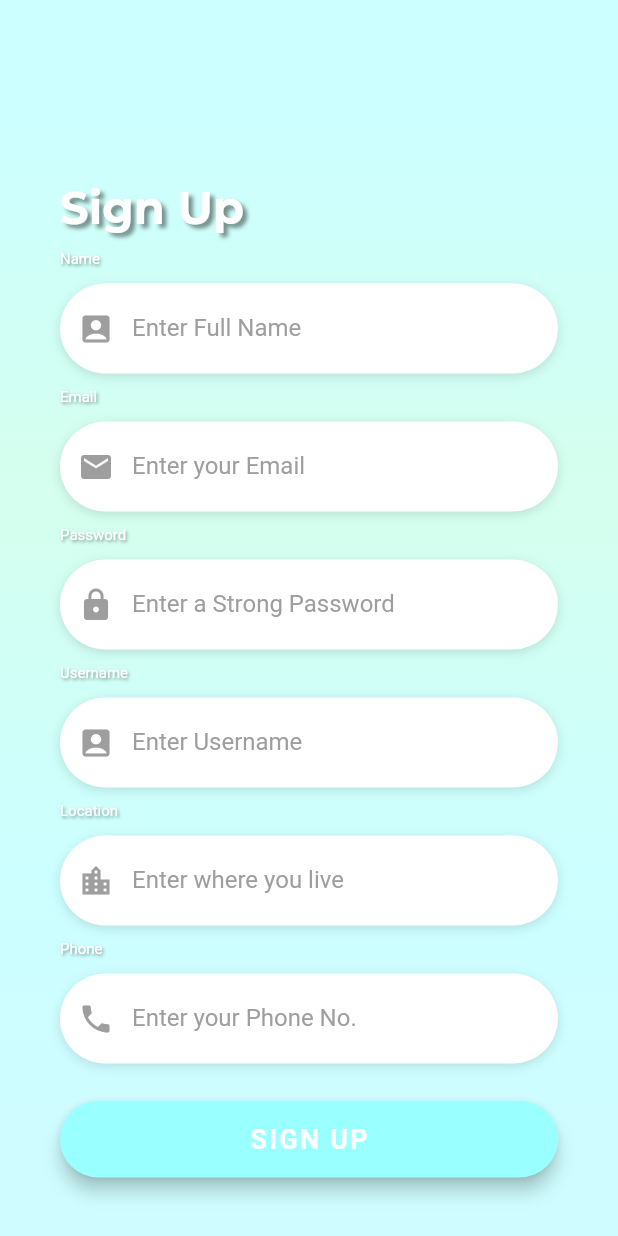
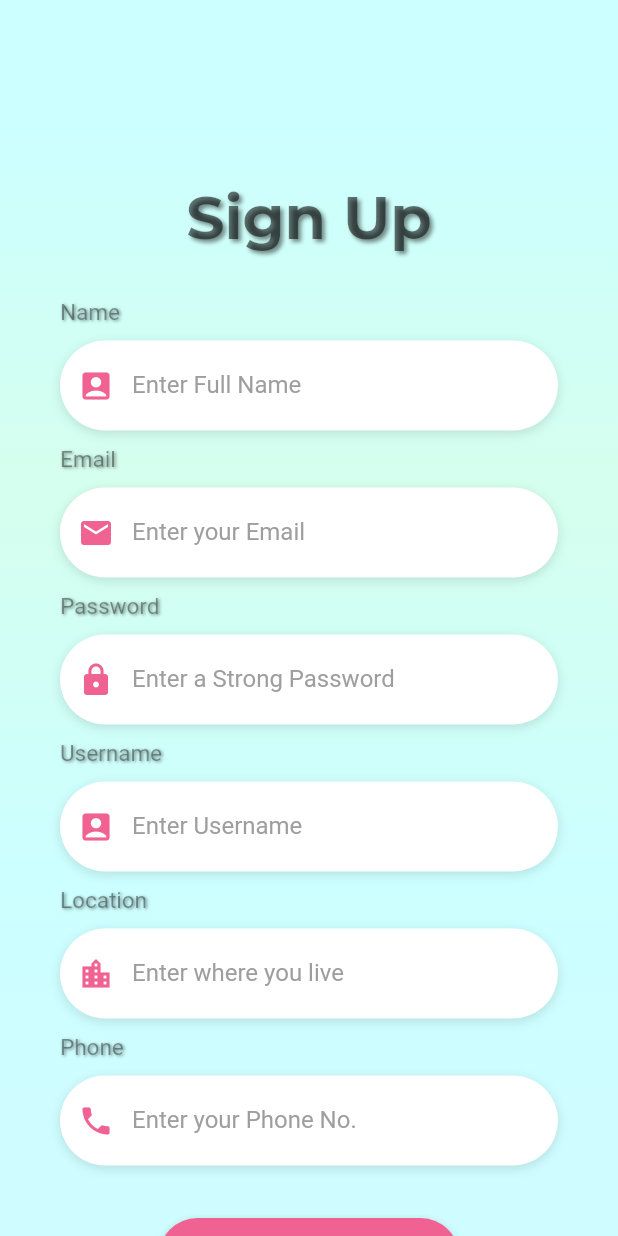
Before and after one commit to pranavi79/SheHacks_Team-114, a Flutter app: the screen it shows after launch, after a tap on an icon or button, on a phone screen of 412 x 824 dp. Run offline on Flutter 3.47's test engine with Material 2 defaults, Android fonts, the phone set to English and light mode, and no system bars; our stand-ins replace cloud_firestore, firebase_auth, firebase_core, flutter_phoenix, flutter_spinkit, fluttertoast and 3 more; accounts and stored records are empty; Roboto replaces fonts that are missing (OpenSans).

Commit message:
UI changes in Login and SignUp

```diff
--- a/shehack/lib/Profile.dart
+++ b/shehack/lib/Profile.dart
@@ -37,8 +37,10 @@ class _ProfileState extends State<Profile> {
   Widget details(String details, String value) {
     return Expanded(
       child: Padding(
-        padding: const EdgeInsets.symmetric(horizontal: 30),
+        padding: const EdgeInsets.symmetric(horizontal: 30, vertical: 20),
         child: Row(
+          crossAxisAlignment: CrossAxisAlignment.start,
+          mainAxisAlignment: MainAxisAlignment.start,
           children: <Widget>[
             Text(
               details,
@@ -48,9 +50,9 @@ class _ProfileState extends State<Profile> {
                 color: Colors.black, //blueAccent,
               ),
             ),
-            // SizedBox(
-            //   width: 5,
-            // ),
+            SizedBox(
+              width: 5,
+            ),
             Text(
               value,
               softWrap: false,
@@ -120,7 +122,7 @@ class _ProfileState extends State<Profile> {
               child: SafeArea(
                 child: Column(
                   crossAxisAlignment: CrossAxisAlignment.center,
-                  //mainAxisAlignment: MainAxisAlignment.spaceEvenly,
+                  mainAxisAlignment: MainAxisAlignment.start,
                   children: [
                     SizedBox(
                       height: 40,
--- a/shehack/lib/login/loginScreen.dart
+++ b/shehack/lib/login/loginScreen.dart
@@ -1,3 +1,4 @@
+import 'package:google_fonts/google_fonts.dart';
 import 'package:shehack/home.dart';
 import 'package:shehack/signup/SignUp.dart';
 import 'package:flutter/material.dart';
@@ -8,9 +9,7 @@ import 'package:shared_preferences/shared_preferences.dart';
 import 'utilities.dart';
 import 'package:fluttertoast/fluttertoast.dart';
 
-
-
-Person u = Person() ;
+Person u = Person();
 String _email = u.email;
 String _password = u.pass;
 
@@ -18,6 +17,7 @@ class LoginScreen extends StatefulWidget {
   @override
   LoginScreenState createState() => LoginScreenState();
 }
+
 class LoginScreenState extends State<LoginScreen> {
   FirebaseAuth auth = FirebaseAuth.instance;
   Widget buildEmailTF() {
@@ -36,7 +36,7 @@ class LoginScreenState extends State<LoginScreen> {
           child: TextField(
             keyboardType: TextInputType.emailAddress,
             style: TextStyle(
-              color: Colors.white,
+              color: Colors.black45,
               fontFamily: 'OpenSans',
             ),
             decoration: InputDecoration(
@@ -44,7 +44,7 @@ class LoginScreenState extends State<LoginScreen> {
               contentPadding: EdgeInsets.only(top: 14.0),
               prefixIcon: Icon(
                 Icons.email,
-                color: Colors.white,
+                color: Colors.pink[300],
               ),
               hintText: 'Enter your Email',
               hintStyle: kHintTextStyle,
@@ -74,7 +74,7 @@ class LoginScreenState extends State<LoginScreen> {
           child: TextField(
             obscureText: true,
             style: TextStyle(
-              color: Colors.white,
+              color: Colors.black38,
               fontFamily: 'OpenSans',
             ),
             decoration: InputDecoration(
@@ -82,7 +82,7 @@ class LoginScreenState extends State<LoginScreen> {
               contentPadding: EdgeInsets.only(top: 14.0),
               prefixIcon: Icon(
                 Icons.lock,
-                color: Colors.white,
+                color: Colors.pink[300],
               ),
               hintText: 'Enter your Password',
               hintStyle: kHintTextStyle,
@@ -95,10 +95,11 @@ class LoginScreenState extends State<LoginScreen> {
       ],
     );
   }
+
   Widget buildLoginBtn() {
     return Container(
-      padding: EdgeInsets.symmetric(vertical: 25.0),
-      width: double.infinity,
+      padding: EdgeInsets.symmetric(vertical: 40.0),
+      width: 200,
       child: RaisedButton(
         elevation: 5.0,
         onPressed: signIn,
@@ -106,15 +107,22 @@ class LoginScreenState extends State<LoginScreen> {
         shape: RoundedRectangleBorder(
           borderRadius: BorderRadius.circular(30.0),
         ),
-        color: Colors.white,
+        color: Colors.pink[300],
         child: Text(
           'LOGIN',
           style: TextStyle(
-            color:Color(0xff99ffff),
+            color: Colors.white, //blueGrey[500],
             letterSpacing: 1.5,
             fontSize: 18.0,
             fontWeight: FontWeight.bold,
             fontFamily: 'OpenSans',
+            shadows: <Shadow>[
+              Shadow(
+                offset: Offset(2.0, 2.0),
+                blurRadius: 3.0,
+                color: Colors.black45,
+              )
+            ],
           ),
         ),
       ),
@@ -136,7 +144,7 @@ class LoginScreenState extends State<LoginScreen> {
             TextSpan(
               text: 'Don\'t have an Account? ',
               style: TextStyle(
-                color: Colors.white,
+                color: Colors.black38,
                 fontSize: 18.0,
                 fontWeight: FontWeight.w400,
               ),
@@ -144,7 +152,14 @@ class LoginScreenState extends State<LoginScreen> {
             TextSpan(
               text: 'Sign Up',
               style: TextStyle(
-            color: Colors.white,
+                color: Colors.black45,
+                shadows: <Shadow>[
+                  Shadow(
+                    offset: Offset(1.0, 1.0),
+                    blurRadius: 3.0,
+                    color: Colors.black45,
+                  )
+                ],
                 letterSpacing: 1.5,
                 fontSize: 18.0,
                 fontWeight: FontWeight.bold,
@@ -196,11 +211,18 @@ class LoginScreenState extends State<LoginScreen> {
                     children: <Widget>[
                       Text(
                         'Sign In',
-                        style: TextStyle(
-                          color: Colors.white,
-                          fontFamily: 'OpenSans',
-                          fontSize: 30.0,
+                        style: GoogleFonts.raleway(
+                          textStyle: TextStyle(
+                              color: Colors.blueGrey[500],
+                              fontSize: 40.0,
                               fontWeight: FontWeight.bold,
+                              shadows: <Shadow>[
+                                Shadow(
+                                  offset: Offset(3.0, 3.0),
+                                  blurRadius: 3.0,
+                                  color: Colors.black38,
+                                ),
+                              ]),
                         ),
                       ),
                       SizedBox(height: 30.0),
@@ -222,40 +244,44 @@ class LoginScreenState extends State<LoginScreen> {
     );
   }
 
-  void signIn() async {                               // This function logs the user in with firebase and handles any errors
+  void signIn() async {
+    // This function logs the user in with firebase and handles any errors
 
-
-    try {                                           //Tries to log the user in
+    try {
+      //Tries to log the user in
 
       SharedPreferences myPrefs = await SharedPreferences.getInstance();
       myPrefs.setString('email', _email);
       myPrefs.setString('password', _password);
       final String email = myPrefs.getString('email');
       final String password = myPrefs.getString('password');
-      await FirebaseAuth.instance.signInWithEmailAndPassword(
-          email: email, password: password);
-      User curr= auth.currentUser;
+      await FirebaseAuth.instance
+          .signInWithEmailAndPassword(email: email, password: password);
+      User curr = auth.currentUser;
       print("while signing up, user:");
       print(curr);
-      Navigator.push(context,
-        MaterialPageRoute(builder: (context) => HomeScreen(curr: curr,),),);
-    }
-
-    catch (e) {                                   //Handles any errors and prints them as toasts
+      Navigator.push(
+        context,
+        MaterialPageRoute(
+          builder: (context) => HomeScreen(
+            curr: curr,
+          ),
+        ),
+      );
+    } catch (e) {
+      //Handles any errors and prints them as toasts
       String s = e.message;
       if (e.message == null) {
         s = "Fill in the required fields.";
       }
       Fluttertoast.showToast(
-
           msg: s,
           toastLength: Toast.LENGTH_LONG,
           gravity: ToastGravity.BOTTOM,
           timeInSecForIosWeb: 2,
           backgroundColor: Colors.red,
           textColor: Colors.white,
-          fontSize: 12.0
-      );
+          fontSize: 12.0);
     }
   }
 }
--- a/shehack/lib/login/utilities.dart
+++ b/shehack/lib/login/utilities.dart
@@ -1,19 +1,13 @@
 import 'package:flutter/material.dart';
+
 final kHintTextStyle = TextStyle(
-  color: Colors.grey[300],
+  color: Colors.grey[600],
   fontFamily: 'OpenSans',
 );
 
 final kLabelStyle = TextStyle(
   fontSize: 20,
-  color: Colors.white,
-  shadows: <Shadow>[
-    Shadow(
-      offset: Offset(1.0, 1.0),
-      blurRadius: 2.0,
-      color: Colors.black45,
-      ),
-  ],
+  color: Colors.black45,
 );
 
 final kBoxDecorationStyle = BoxDecoration(
--- a/shehack/lib/signup/SignUp.dart
+++ b/shehack/lib/signup/SignUp.dart
@@ -10,7 +10,6 @@ import 'package:shehack/fireauth.dart';
 import 'package:shehack/home.dart';
 import 'package:fluttertoast/fluttertoast.dart';
 
-
 final _firestore = FirebaseFirestore.instance;
 
 String _email;
@@ -19,33 +18,36 @@ String _name;
 String _username;
 String _location;
 String _phone;
-AlertDialog alertDialog=AlertDialog(
+AlertDialog alertDialog = AlertDialog(
   title: Text("Welcome"),
   content: Text("Verification link has been sent to your email"),
 );
+
 class SignUpScreen extends StatefulWidget {
   @override
   SignUpScreenState createState() => SignUpScreenState();
 }
+
 class SignUpScreenState extends State<SignUpScreen> {
-
-  fireauth _fire=fireauth();
+  fireauth _fire = fireauth();
   FirebaseAuth auth = FirebaseAuth.instance;
 
   Widget buildSignUp() {
     return Row(
       crossAxisAlignment: CrossAxisAlignment.start,
+      mainAxisAlignment: MainAxisAlignment.center,
       children: <Widget>[
         Text(
           'Sign Up',
+          textAlign: TextAlign.center,
           style: GoogleFonts.montserrat(
-            fontSize: 30,
+            fontSize: 40,
             fontWeight: FontWeight.bold,
             textStyle: TextStyle(
-              color: Colors.white,
+              color: Colors.black54,
               shadows: <Shadow>[
                 Shadow(
-                  offset: Offset(3.0, 3.0),
+                  offset: Offset(2.0, 2.0),
                   blurRadius: 3.0,
                   color: Colors.black45,
                 ),
@@ -80,17 +82,18 @@ Widget buildSignUp() {
               contentPadding: EdgeInsets.only(top: 14.0),
               prefixIcon: Icon(
                 Icons.account_box,
-                color: Colors.grey,
+                color: Colors.pink[300],
               ),
               hintText: 'Enter Full Name',
               hintStyle: kHintTextStyle,
             ),
-            onChanged: (String input1)=> _name = input1,
+            onChanged: (String input1) => _name = input1,
           ),
         ),
       ],
     );
   }
+
   Widget buildUsername() {
     return Column(
       crossAxisAlignment: CrossAxisAlignment.start,
@@ -114,7 +117,7 @@ Widget buildSignUp() {
               contentPadding: EdgeInsets.only(top: 14.0),
               prefixIcon: Icon(
                 Icons.account_box,
-                color: Colors.grey,
+                color: Colors.pink[300],
               ),
               hintText: 'Enter Username',
               hintStyle: kHintTextStyle,
@@ -125,7 +128,8 @@ Widget buildSignUp() {
       ],
     );
   }
-  Widget buildPhone(){
+
+  Widget buildPhone() {
     return Column(
       crossAxisAlignment: CrossAxisAlignment.start,
       children: <Widget>[
@@ -149,7 +153,7 @@ Widget buildSignUp() {
               contentPadding: EdgeInsets.only(top: 14.0),
               prefixIcon: Icon(
                 Icons.phone,
-                color: Colors.grey,
+                color: Colors.pink[300],
               ),
               hintText: 'Enter your Phone No.',
               hintStyle: kHintTextStyle,
@@ -159,7 +163,6 @@ Widget buildSignUp() {
         ),
       ],
     );
-
   }
 
   Widget buildEmailTF() {
@@ -186,7 +189,7 @@ Widget buildSignUp() {
               contentPadding: EdgeInsets.only(top: 14.0),
               prefixIcon: Icon(
                 Icons.email,
-                color: Colors.grey,
+                color: Colors.pink[300],
               ),
               hintText: 'Enter your Email',
               hintStyle: kHintTextStyle,
@@ -198,7 +201,7 @@ Widget buildSignUp() {
     );
   }
 
-  Widget buildLocation(){
+  Widget buildLocation() {
     return Column(
       crossAxisAlignment: CrossAxisAlignment.start,
       children: <Widget>[
@@ -222,7 +225,7 @@ Widget buildSignUp() {
               contentPadding: EdgeInsets.only(top: 14.0),
               prefixIcon: Icon(
                 Icons.location_city,
-                color: Colors.grey,
+                color: Colors.pink[300],
               ),
               hintText: 'Enter where you live',
               hintStyle: kHintTextStyle,
@@ -232,7 +235,6 @@ Widget buildSignUp() {
         ),
       ],
     );
-
   }
 
   Widget buildPasswordTF() {
@@ -249,7 +251,7 @@ Widget buildSignUp() {
           decoration: kBoxDecorationStyle,
           height: 60.0,
           child: TextFormField(
-            obscureText:true,
+            obscureText: true,
             style: TextStyle(
               color: Colors.black,
               fontFamily: 'OpenSans',
@@ -259,7 +261,7 @@ Widget buildSignUp() {
               contentPadding: EdgeInsets.only(top: 14.0),
               prefixIcon: Icon(
                 Icons.lock,
-                color: Colors.grey,
+                color: Colors.pink[300],
               ),
               hintText: 'Enter a Strong Password',
               hintStyle: kHintTextStyle,
@@ -270,18 +272,19 @@ Widget buildSignUp() {
       ],
     );
   }
+
   Widget buildSignUpBtn() {
     return Container(
       padding: EdgeInsets.symmetric(vertical: 25.0),
-          width: double.infinity,
+      width: 200,
       child: RaisedButton(
         elevation: 5.0,
-            onPressed:signUp,
+        onPressed: signUp,
         padding: EdgeInsets.all(15.0),
         shape: RoundedRectangleBorder(
           borderRadius: BorderRadius.circular(30.0),
         ),
-        color: Color(0xff99ffff),
+        color: Colors.pink[300], //Color(0xff99ffff),
         child: Text(
           'SIGN UP',
           style: TextStyle(
@@ -295,6 +298,7 @@ Widget buildSignUp() {
       ),
     );
   }
+
   @override
   Widget build(BuildContext context) {
     return Scaffold(
@@ -333,7 +337,7 @@ Widget buildSignUp() {
                     children: <Widget>[
                       buildSignUp(),
                       SizedBox(
-                        height: 10.0,
+                        height: 30.0,
                       ),
                       buildName(),
                       SizedBox(
@@ -356,6 +360,9 @@ Widget buildSignUp() {
                         height: 10.0,
                       ),
                       buildPhone(),
+                      SizedBox(
+                        height: 10,
+                      ),
                       buildSignUpBtn(),
                     ],
                   ),
@@ -367,8 +374,11 @@ Widget buildSignUp() {
       ),
     );
   }
-  void signUp() async {                      //This function Signs the user up with firebase and handles any errors
-    if(_name!=null&& _username!=null) {           //The try block is called only if name and username are filled
+
+  void signUp() async {
+    //This function Signs the user up with firebase and handles any errors
+    if (_name != null && _username != null) {
+      //The try block is called only if name and username are filled
       try {
         _firestore.collection('people').add({
           'email': _email,
@@ -377,20 +387,21 @@ Widget buildSignUp() {
         });
         // AuthResult
 
-
         UserCredential user = await _fire.Create(_email, _password);
-      await user.user.updateProfile(displayName: _name,);
+        await user.user.updateProfile(
+          displayName: _name,
+        );
         await user.user.updateEmail(_email);
         _fire.Reload();
-      User curr = auth.currentUser;//await _fire.Current();
+        User curr = auth.currentUser; //await _fire.Current();
 
         Navigator.push(context,
             MaterialPageRoute(builder: (context) => HomeScreen(curr: curr)));
-    }
-    catch (e) {                                                      //Handles any errors in the email and password and prints them as toasts
+      } catch (e) {
+        //Handles any errors in the email and password and prints them as toasts
         String s = e.message;
         if (e.message == null) {
-        s = "Fill in the required fields.";                    //Is printed instead of "null" if any of the fields are left blank
+          s = "Fill in the required fields."; //Is printed instead of "null" if any of the fields are left blank
         }
         Fluttertoast.showToast(
             msg: s,
@@ -399,26 +410,22 @@ Widget buildSignUp() {
             timeInSecForIosWeb: 3,
             backgroundColor: Colors.red,
             textColor: Colors.white,
-          fontSize: 12.0
-      );
+            fontSize: 12.0);
         /*setState(() {
           loader=Colors.white;
         });*/
       }
-
-  }
-
-  else{                                                               //Comes to else if The name or username is empty
-  Fluttertoast.showToast(                                             //Prints error toast
+    } else {
+      //Comes to else if The name or username is empty
+      Fluttertoast.showToast(
+          //Prints error toast
           msg: "Display name and username can not be empty.",
           toastLength: Toast.LENGTH_LONG,
           gravity: ToastGravity.BOTTOM,
           timeInSecForIosWeb: 3,
           backgroundColor: Colors.red,
           textColor: Colors.white,
-  fontSize: 12.0
-  );
-
+          fontSize: 12.0);
     }
   }
 }
--- a/shehack/lib/signup/utilities.dart
+++ b/shehack/lib/signup/utilities.dart
@@ -1,5 +1,6 @@
 import 'package:flutter/material.dart';
 import 'package:google_fonts/google_fonts.dart';
+
 String radioItem = '';
 String radioItem2 = '';
 String birthDateInString;
@@ -13,8 +14,8 @@ final kHintTextStyle = TextStyle(
 );
 
 final kLabelStyle = TextStyle(
-              fontSize: 10,
-              color: Colors.white,
+  fontSize: 15,
+  color: Colors.black38,
   shadows: <Shadow>[
     Shadow(
       offset: Offset(1.0, 1.0),
```
Lines whose indentation alone changed are shown as unchanged.
